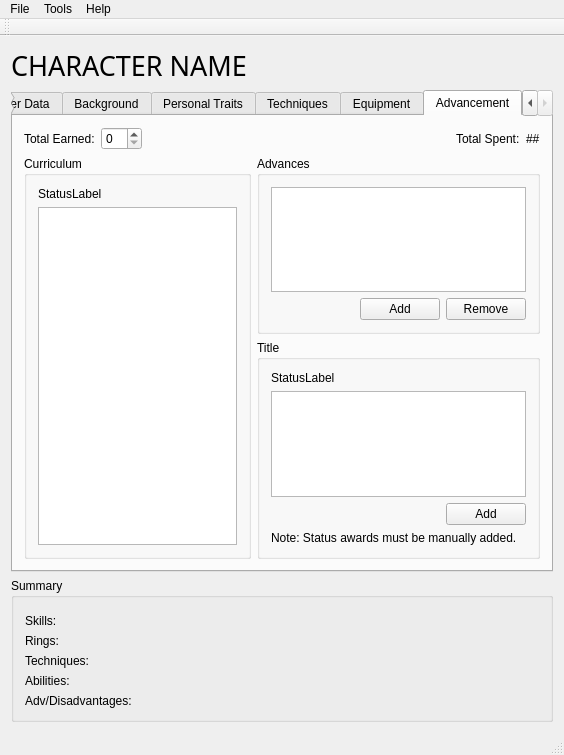
Old version of the form PaperBlossoms/ui/mainwindow.ui in the repository dashnine/PaperBlossoms.
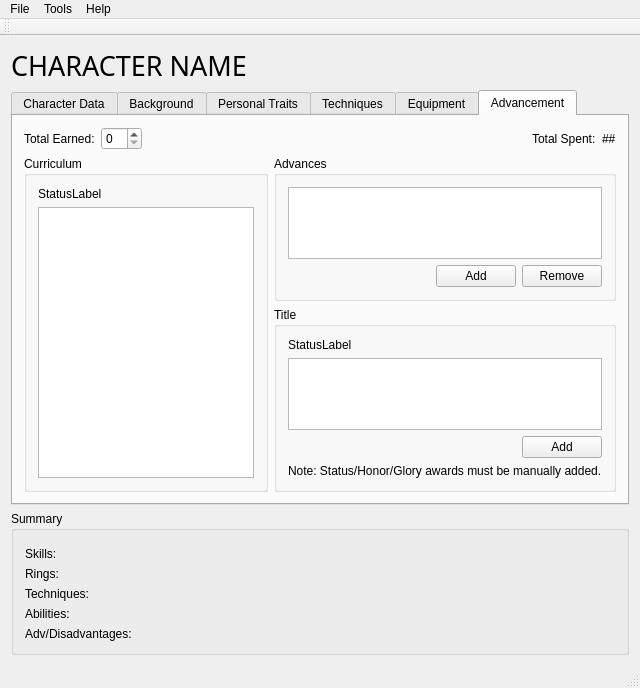
New version of the form. The open tabs and pages were chosen to show the change. Custom widgets are drawn as their Qt base class.

Commit message: Note that honor and glory are also not automatically added from title completion

```diff
--- a/PaperBlossoms/ui/mainwindow.ui
+++ b/PaperBlossoms/ui/mainwindow.ui
@@ -6,8 +6,8 @@
    <rect>
     <x>0</x>
     <y>0</y>
-    <width>564</width>
-    <height>755</height>
+    <width>640</width>
+    <height>649</height>
    </rect>
   </property>
   <property name="windowTitle">
@@ -1041,7 +1041,7 @@
              <item row="3" column="0" colspan="2">
               <widget class="QLabel" name="label_27">
                <property name="text">
-                <string>Note: Status awards must be manually added.</string>
+                <string>Note: Status/Honor/Glory awards must be manually added.</string>
                </property>
               </widget>
              </item>
@@ -1234,7 +1234,7 @@
     <rect>
      <x>0</x>
      <y>0</y>
-     <width>564</width>
+     <width>640</width>
      <height>21</height>
     </rect>
    </property>
```
Left out of the diff: 2 changed lines with no effect on the pictures. The commit also changes 1 other file.
